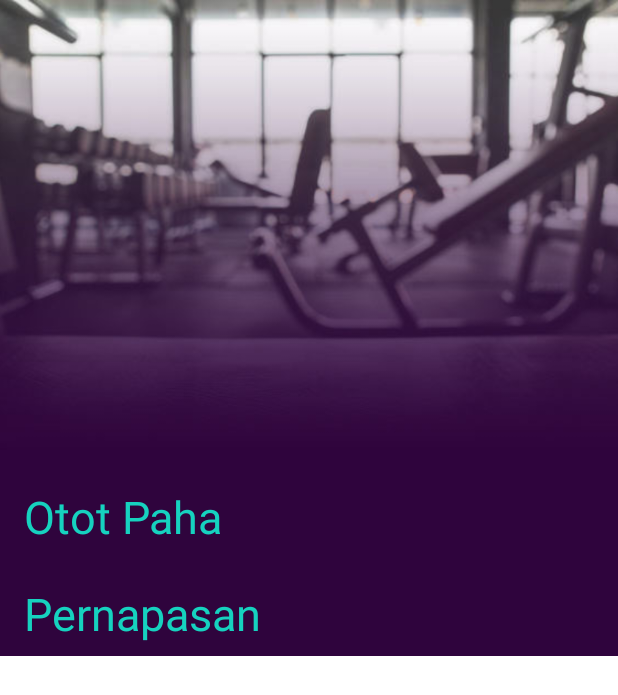
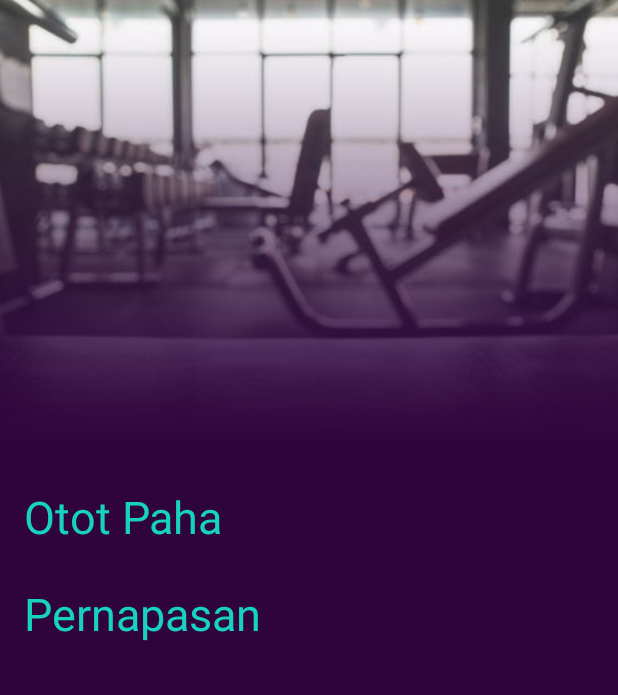
Before and after one commit to FalahFilano/Sehatin, an Android app: the layout activity_main.xml on its own in the app's theme, with its tools: preview values and no code run, on a phone screen of 412 x 824 dp. Shown: the top 695 px of the screen. Run offline under Robolectric (Android 15) with nearby library versions, the phone set to English and light mode, and no system bars.

```diff
--- a/app/src/main/java/com/filano/sehatin/MainActivity.java
+++ b/app/src/main/java/com/filano/sehatin/MainActivity.java
@@ -39,7 +39,9 @@ public class MainActivity extends AppCompatActivity {
         generateItemList();
 
         recyclerView = findViewById(R.id.rvPaha);
+        recyclerView.setNestedScrollingEnabled(false);
         recyclerView2 = findViewById(R.id.rvPernapasan);
+        recyclerView2.setNestedScrollingEnabled(false);
 
         layoutManager = new LinearLayoutManager(this, LinearLayoutManager.HORIZONTAL, false);
         layoutManager2 = new LinearLayoutManager(this, LinearLayoutManager.HORIZONTAL, false);
--- a/app/src/main/res/layout/activity_main.xml
+++ b/app/src/main/res/layout/activity_main.xml
@@ -27,6 +27,7 @@
             app:expandedTitleGravity="center_horizontal|bottom"
             app:expandedTitleMarginStart="48dp"
             app:expandedTitleMarginEnd="64dp"
+            app:expandedTitleTextAppearance="@style/TextAppearance.Design.CollapsingToolbar.Expanded"
             >
 
             <ImageView
@@ -55,15 +56,15 @@
         android:layout_width="match_parent"
         android:layout_height="match_parent"
         app:layout_behavior="@string/appbar_scrolling_view_behavior"
+        android:background="@color/colorPrimaryDark"
         >
         <android.support.constraint.ConstraintLayout
-            xmlns:android="http://schemas.android.com/apk/res/android"
-            xmlns:app="http://schemas.android.com/apk/res-auto"
+
             xmlns:tools="http://schemas.android.com/tools"
             android:layout_width="match_parent"
             android:layout_height="match_parent"
-            tools:context=".MainActivity"
-            android:background="@color/colorPrimaryDark">
+            android:fitsSystemWindows="true"
+            tools:context=".MainActivity">
 
             <TextView
                 android:id="@+id/textView"
```
